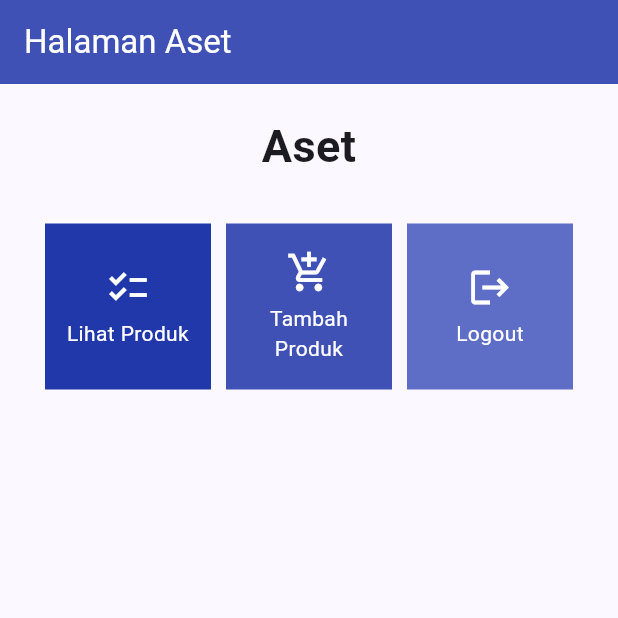
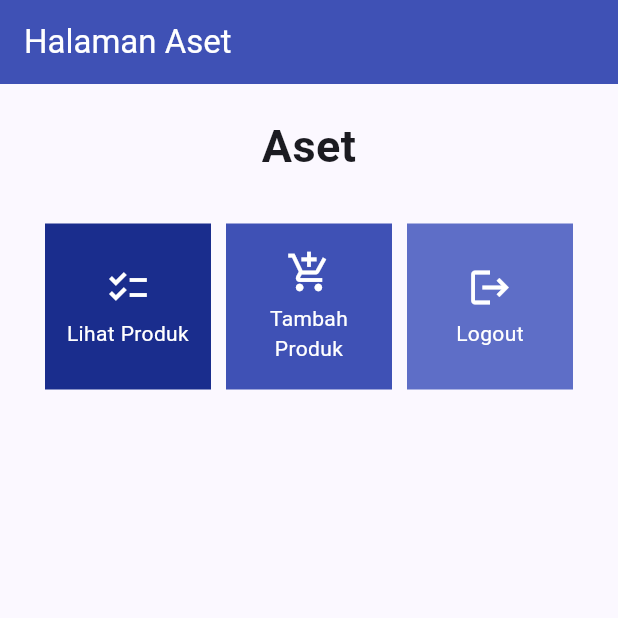
Before and after one commit to MaulanaSeto/aset-perusahaan-kereta-mobile, a Flutter app: the screen it shows after launch, on a phone screen of 412 x 824 dp, the top half of it. Run offline on Flutter 3.47's test engine with Material 2 defaults, Android fonts, the light colour scheme and no system bars.

Commit message:
Update Warna Tombol

```diff
--- a/lib/menu.dart
+++ b/lib/menu.dart
@@ -36,7 +36,6 @@ class MyHomePage extends StatelessWidget {
                   ),
                 ),
               ),
-              // Grid layout
               GridView.count(
                 primary: true,
                 padding: const EdgeInsets.all(20),
@@ -71,7 +70,7 @@ class ShopCard extends StatelessWidget {
   Widget build(BuildContext context) {
     Color buttonColor;
     if (item.name == "Lihat Produk") {
-      buttonColor = const Color.fromARGB(255, 33, 56, 170);
+      buttonColor = const Color.fromARGB(255, 26, 45, 141);
     } else if (item.name == "Tambah Produk") {
       buttonColor = Colors.indigo;
     } else {
```
Also changed, not shown: lib/main.dart (+0 -16 lines).
